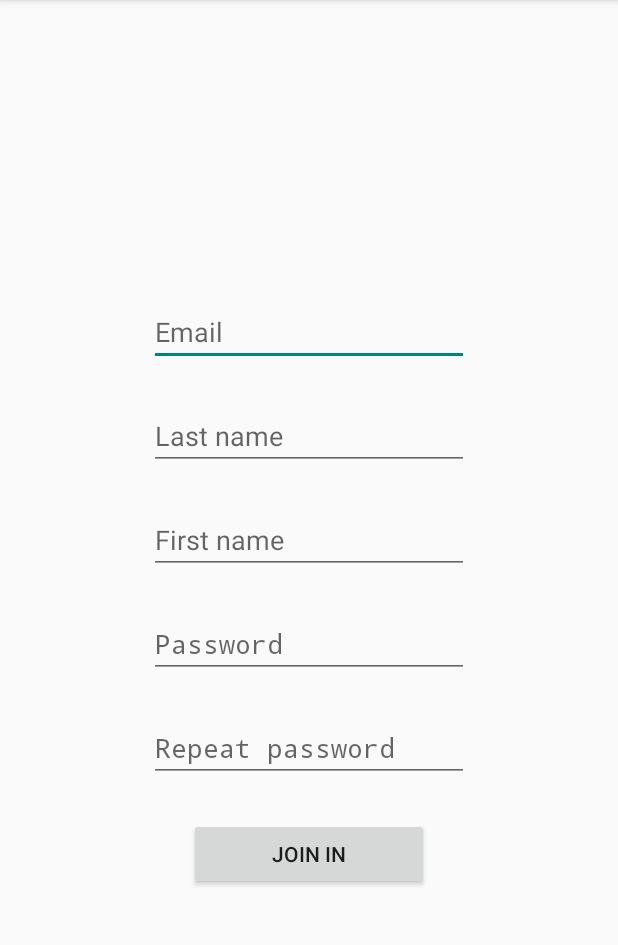
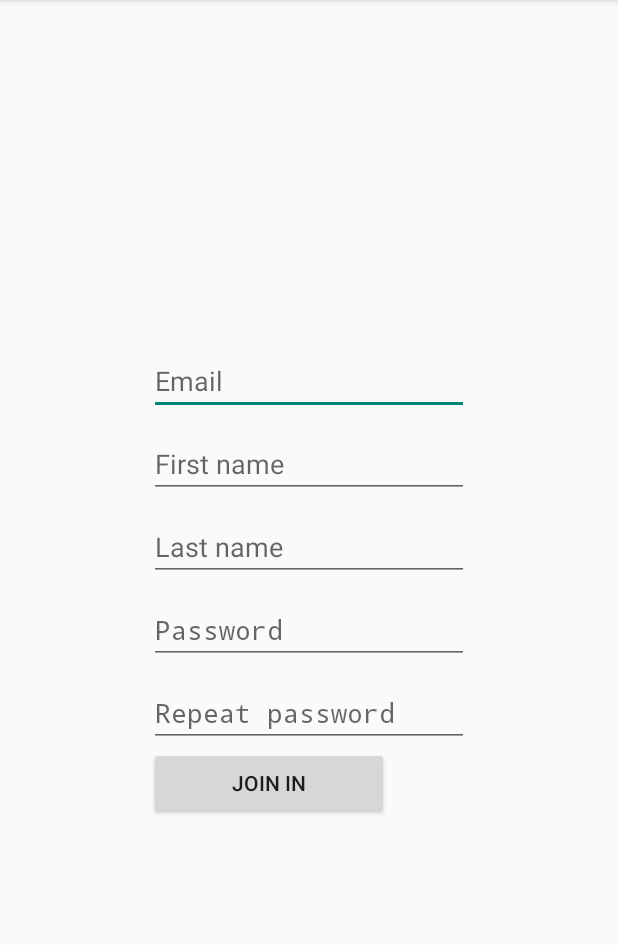
Before and after one commit to mayih/freelancers-repo, an Android app: the layout activity_join_in.xml on its own in the app's theme, with its tools: preview values and no code run, on a phone screen of 412 x 824 dp, the part 84-1029 px from its top. Run offline under Robolectric (Android 15) with nearby library versions, the phone set to English and light mode, and no system bars.

Commit message:
modified structure of joinIn

```diff
--- a/app/build.gradle
+++ b/app/build.gradle
@@ -6,14 +6,14 @@ android {
 
     defaultConfig {
         applicationId "il.bruzn.freelancers"
-        minSdkVersion 13
+        minSdkVersion 11
         targetSdkVersion 21
         versionCode 1
         versionName "1.0"
     }
     buildTypes {
         release {
-            runProguard false
+            minifyEnabled false
             proguardFiles getDefaultProguardFile('proguard-android.txt'), 'proguard-rules.pro'
         }
     }
--- a/app/src/main/java/il/bruzn/freelancers/fragments/HomeFragment.java
+++ b/app/src/main/java/il/bruzn/freelancers/fragments/HomeFragment.java
@@ -28,6 +28,7 @@ public class HomeFragment extends Fragment {
 	public void onViewCreated(View view, Bundle savedInstanceState) {
 		super.onViewCreated(view, savedInstanceState);
 
+
 		TextView welcome = (TextView)getActivity().findViewById(R.id.welcometext);
 		welcome.setText("Welcome " + ConnectedMember.getMember().getEmail());
 	}
--- a/app/src/main/res/layout/activity_join_in.xml
+++ b/app/src/main/res/layout/activity_join_in.xml
@@ -1,22 +1,26 @@
 <RelativeLayout xmlns:android="http://schemas.android.com/apk/res/android"
                 android:layout_width="match_parent"
-                android:layout_height="match_parent">
-
-    <RelativeLayout
-        android:layout_width="wrap_content"
-        android:layout_height="wrap_content"
-        android:layout_centerHorizontal="true"
-        android:layout_centerVertical="true">
-
+                android:layout_height="match_parent"
+                android:gravity="center">
         <EditText
             android:id="@+id/email_edtext"
             android:layout_width="wrap_content"
             android:layout_height="wrap_content"
             android:inputType="textEmailAddress"
             android:ems="10"
-            android:layout_marginTop="24dp"
+            android:layout_marginTop="10dp"
             android:hint="@string/email_edtext"
             />
+        <EditText
+            android:id="@+id/firstname_edtext"
+            android:layout_width="wrap_content"
+            android:layout_height="wrap_content"
+            android:digits="@string/name_allowed_digits"
+            android:inputType="textPersonName"
+            android:ems="10"
+            android:layout_marginTop="10dp"
+            android:hint="@string/firstname_edtext"
+            android:layout_below="@id/email_edtext"/>
 
         <EditText
             android:id="@+id/lastname_edtext"
@@ -25,20 +29,9 @@
             android:digits="@string/name_allowed_digits"
             android:inputType="textPersonName"
             android:ems="10"
-            android:layout_marginTop="24dp"
+            android:layout_marginTop="10dp"
             android:hint="@string/lastname_edtext"
-            android:layout_below="@id/email_edtext"/>
-
-        <EditText
-            android:id="@+id/firstname_edtext"
-            android:layout_width="wrap_content"
-            android:layout_height="wrap_content"
-            android:digits="@string/name_allowed_digits"
-            android:inputType="textPersonName"
-            android:ems="10"
-            android:layout_marginTop="24dp"
-            android:hint="@string/firstname_edtext"
-            android:layout_below="@id/lastname_edtext"/>
+            android:layout_below="@id/firstname_edtext"/>
 
         <EditText
             android:id="@+id/password_edtext"
@@ -46,9 +39,9 @@
             android:layout_height="wrap_content"
             android:inputType="textPassword"
             android:ems="10"
-            android:layout_marginTop="24dp"
+            android:layout_marginTop="10dp"
             android:hint="@string/password_edtext"
-            android:layout_below="@id/firstname_edtext"/>
+            android:layout_below="@id/lastname_edtext"/>
 
         <EditText
             android:id="@+id/repeatpass_edtext"
@@ -56,7 +49,7 @@
             android:layout_height="wrap_content"
             android:inputType="textPassword"
             android:ems="10"
-            android:layout_marginTop="24dp"
+            android:layout_marginTop="10dp"
             android:hint="@string/repeatpass_edtext"
             android:layout_below="@id/password_edtext"/>
 
@@ -66,10 +59,6 @@
             android:layout_height="wrap_content"
             android:text="@string/joinin_button"
             android:ems="10"
-            android:layout_centerHorizontal="true"
-            android:layout_marginTop="24dp"
             android:layout_below="@id/repeatpass_edtext"
             />
-    </RelativeLayout>
-
 </RelativeLayout>
--- a/app/src/main/res/layout/activity_sign_in.xml
+++ b/app/src/main/res/layout/activity_sign_in.xml
@@ -1,8 +1,6 @@
 <RelativeLayout xmlns:android="http://schemas.android.com/apk/res/android"
-                xmlns:tools="http://schemas.android.com/tools"
                 android:layout_width="match_parent"
                 android:layout_height="match_parent"
-                tools:context="il.bruzn.freelancers.SignInActivity"
                 android:gravity="center">
         <EditText
             android:id="@+id/email"
```
Also changed, not shown: app/src/main/java/il/bruzn/freelancers/JoinInActivity.java (+40 -50 lines), 183 other files.
